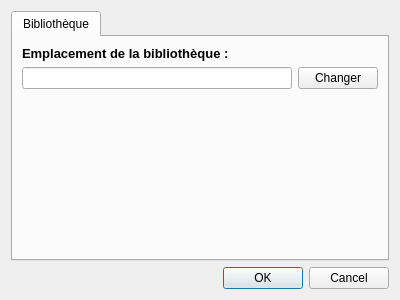
This is preferences.ui in 314r/joliebulle as Qt 5 draws it before an edit. The edited form follows.
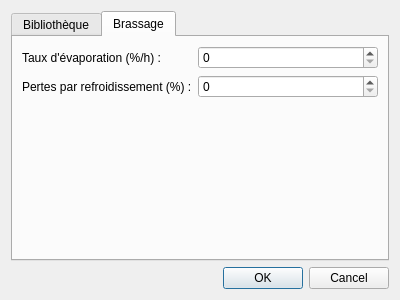
This is the edited form.

```diff
--- a/preferences.ui
+++ b/preferences.ui
@@ -20,7 +20,7 @@
       <bool>true</bool>
      </property>
      <property name="currentIndex">
-      <number>0</number>
+      <number>1</number>
      </property>
      <widget class="QWidget" name="Bibliotheque">
       <attribute name="title">
@@ -67,6 +67,40 @@
        </item>
       </layout>
      </widget>
+     <widget class="QWidget" name="tab">
+      <attribute name="title">
+       <string>Brassage</string>
+      </attribute>
+      <layout class="QGridLayout" name="gridLayout">
+       <item row="0" column="0">
+        <layout class="QFormLayout" name="formLayout">
+         <property name="fieldGrowthPolicy">
+          <enum>QFormLayout::AllNonFixedFieldsGrow</enum>
+         </property>
+         <item row="0" column="0">
+          <widget class="QLabel" name="label_2">
+           <property name="text">
+            <string>Taux d'évaporation (%/h) :</string>
+           </property>
+          </widget>
+         </item>
+         <item row="0" column="1">
+          <widget class="QSpinBox" name="spinBoxBoilOff"/>
+         </item>
+         <item row="1" column="0">
+          <widget class="QLabel" name="label_3">
+           <property name="text">
+            <string>Pertes par refroidissement (%) :</string>
+           </property>
+          </widget>
+         </item>
+         <item row="1" column="1">
+          <widget class="QSpinBox" name="spinBoxCooling"/>
+         </item>
+        </layout>
+       </item>
+      </layout>
+     </widget>
     </widget>
    </item>
    <item>
```
